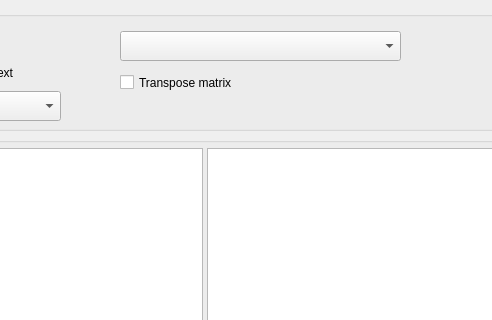
ccbogel/QualCoder, file GUI_UIs/ui_dialog_report_codings.ui: the form before one commit; both pictures show x 511 to 1003 and y 0 to 320 of the 1085 by 580 pixel window.
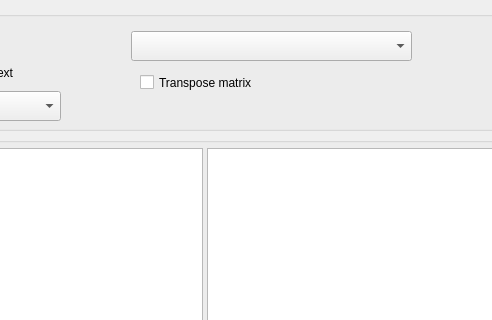
The form after the commit.

The edit to the form file:
```diff
--- a/GUI_UIs/ui_dialog_report_codings.ui
+++ b/GUI_UIs/ui_dialog_report_codings.ui
@@ -188,7 +188,7 @@
      <widget class="QLabel" name="label_matrix">
       <property name="geometry">
        <rect>
-        <x>580</x>
+        <x>600</x>
         <y>20</y>
         <width>30</width>
         <height>30</height>
@@ -204,7 +204,7 @@
      <widget class="QComboBox" name="comboBox_matrix">
       <property name="geometry">
        <rect>
-        <x>620</x>
+        <x>631</x>
         <y>20</y>
         <width>281</width>
         <height>30</height>
@@ -278,7 +278,7 @@
      <widget class="QCheckBox" name="checkBox_matrix_transpose">
       <property name="geometry">
        <rect>
-        <x>620</x>
+        <x>640</x>
         <y>60</y>
         <width>211</width>
         <height>23</height>
```
